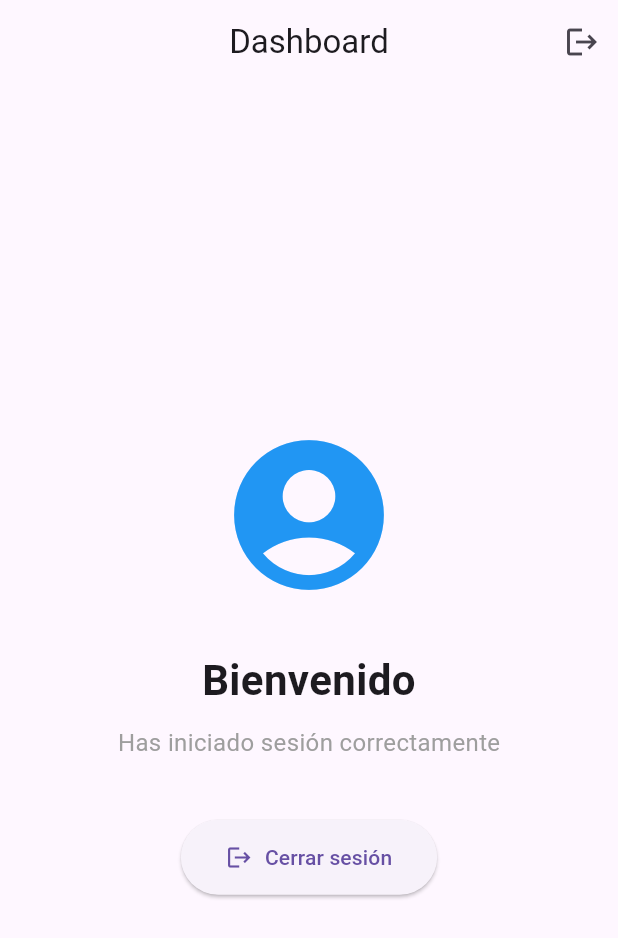
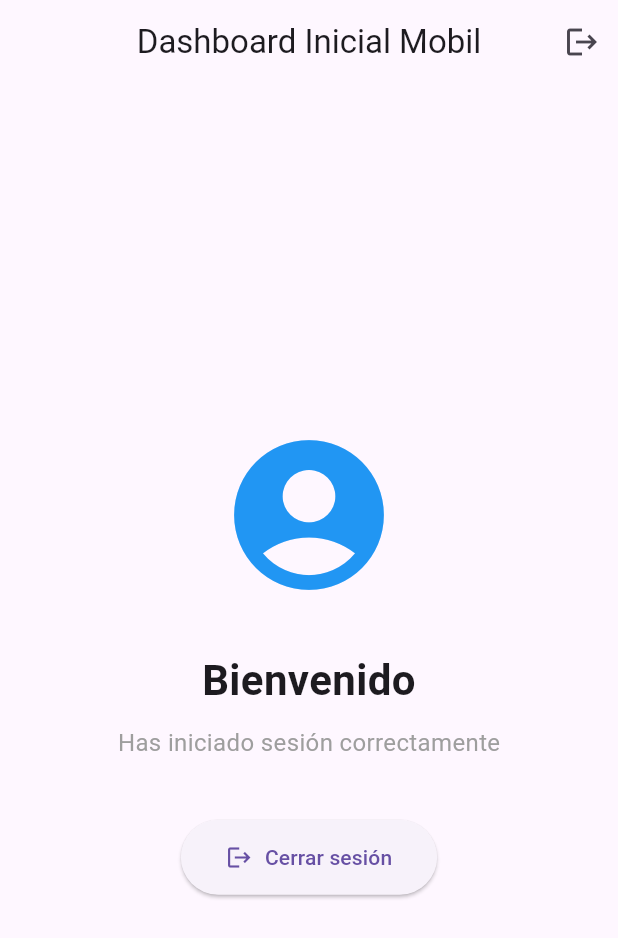
Before and after one commit to builian12/djangorest, a Flutter app: the DashboardPage screen opened by its route, on a phone screen of 412 x 824 dp. Shown: the top 938 px of the screen. Run offline on Flutter 3.47's test engine with Material 3 defaults, Android fonts, the light colour scheme and no system bars.

Commit message:
feat: nuevos cambios funcionamiento

```diff
--- a/flutter_app/lib/pages/dashboard_page.dart
+++ b/flutter_app/lib/pages/dashboard_page.dart
@@ -9,7 +9,7 @@ class DashboardPage extends StatelessWidget {
   Widget build(BuildContext context) {
     return Scaffold(
       appBar: AppBar(
-        title: const Text('Dashboard'),
+        title: const Text('Dashboard Inicial Mobil'),
         centerTitle: true,
         automaticallyImplyLeading: false,
         actions: [
```
